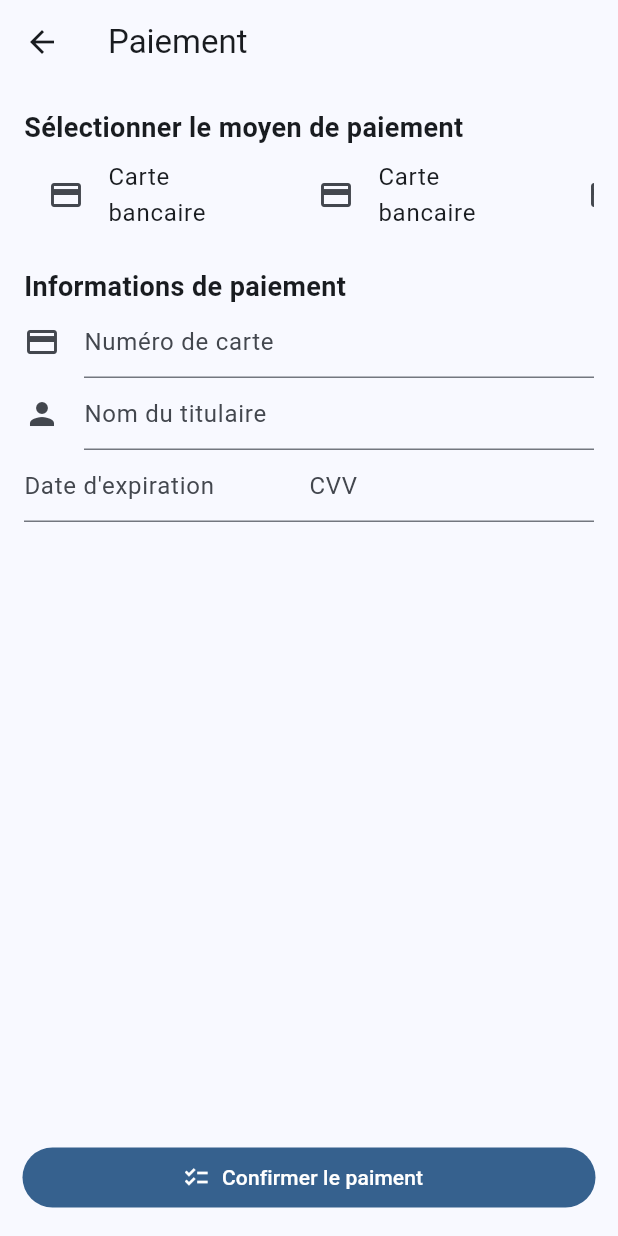
After one commit to ZotacD/vincify, a Flutter app: the PaymentPage screen opened by its route, on a phone screen of 412 x 824 dp. The commit adds this screen. Run offline on Flutter 3.47's test engine with Material 3 defaults, Android fonts, the phone set to English and light mode, and no system bars; our stand-ins replace flutter_riverpod, go_router, riverpod_annotation; generated files the repository leaves out were written again; network calls fail.

Commit message:
Add payment page

```diff
--- a/lib/app.dart
+++ b/lib/app.dart
@@ -2,6 +2,7 @@ import 'package:flutter/material.dart';
 import 'package:go_router/go_router.dart';
 import 'package:vincify/data/product_client.dart';
 import 'package:vincify/presentation/pages/cart_page.dart';
+import 'package:vincify/presentation/pages/payment_page.dart';
 import 'package:vincify/presentation/pages/product_details_page.dart';
 import 'package:vincify/presentation/pages/product_list_page.dart';
 
@@ -36,6 +37,7 @@ class Vincify extends StatelessWidget {
         ],
       ),
       GoRoute(path: "/cart", builder: (context, state) => CartPage()),
+      GoRoute(path: "/payment", builder: (context, state) => PaymentPage()),
     ],
   );
 
--- a/lib/models/cart.dart
+++ b/lib/models/cart.dart
@@ -15,7 +15,13 @@ class Cart extends _$Cart {
   }
 
   void remove(Product product) {
-    state = state.where((p) => p != product).toList();
+    final index = state.indexOf(product);
+
+    if (index != -1) {
+      final newState = [...state];
+      newState.removeAt(index);
+      state = newState;
+    }
   }
 
   String get priceInEuros =>
--- a/lib/presentation/pages/cart_page.dart
+++ b/lib/presentation/pages/cart_page.dart
@@ -68,7 +68,7 @@ class CartPage extends ConsumerWidget {
         width: MediaQuery.of(context).size.width,
         child: FilledButton.icon(
           onPressed: () => {
-
+            context.go("/payment")
           },
           label: Text("Commander"),
           icon: Icon(Icons.checklist),
--- /dev/null
+++ b/lib/presentation/pages/payment_page.dart
@@ -0,0 +1,126 @@
+import 'package:flutter/material.dart';
+import 'package:go_router/go_router.dart';
+
+class PaymentPage extends StatelessWidget {
+  const PaymentPage({super.key});
+
+  static const double PADDING = 15.0;
+
+  @override
+  Widget build(BuildContext context) {
+    return Scaffold(
+      appBar: AppBar(
+        title: const Text('Paiement'),
+        leading: IconButton(
+          onPressed: () => context.go("/cart"),
+          icon: const Icon(Icons.arrow_back),
+        ),
+      ),
+
+      body: Container(
+        padding: const EdgeInsets.all(16),
+        child: Column(
+          crossAxisAlignment: CrossAxisAlignment.start,
+          children: [
+            // Sélection du moyen de paiement
+            const Text(
+              "Sélectionner le moyen de paiement",
+              style: TextStyle(fontSize: 18, fontWeight: FontWeight.bold),
+            ),
+
+            SizedBox(
+              height: 80,
+              child: ListView(
+                scrollDirection: Axis.horizontal,
+                children: [
+                  SizedBox(
+                    width: 180,
+                    child: ListTile(
+                      leading: Icon(Icons.credit_card),
+                      title: Text("Carte bancaire"),
+                    ),
+                  ),
+                  SizedBox(
+                    width: 180,
+                    child: ListTile(
+                      leading: Icon(Icons.credit_card),
+                      title: Text("Carte bancaire"),
+                    ),
+                  ),
+                  SizedBox(
+                    width: 180,
+                    child: ListTile(
+                      leading: Icon(Icons.credit_card),
+                      title: Text("Carte bancaire"),
+                    ),
+                  ),
+                  SizedBox(
+                    width: 180,
+                    child: ListTile(
+                      leading: Icon(Icons.credit_card),
+                      title: Text("Carte bancaire"),
+                    ),
+                  ),
+                  SizedBox(
+                    width: 180,
+                    child: ListTile(
+                      leading: Icon(Icons.credit_card),
+                      title: Text("Carte bancaire"),
+                    ),
+                  ),
+                ],
+              ),
+            ),
+
+            const Text(
+              "Informations de paiement",
+              style: TextStyle(fontSize: 18, fontWeight: FontWeight.bold),
+            ),
+
+            const TextField(
+              keyboardType: TextInputType.number,
+              decoration: InputDecoration(
+                icon: Icon(Icons.credit_card),
+                hintText: "Numéro de carte",
+              ),
+            ),
+
+            const TextField(
+              decoration: InputDecoration(
+                icon: Icon(Icons.person),
+                hintText: "Nom du titulaire",
+              ),
+            ),
+
+            Row(
+              children: [
+                Expanded(
+                  child: TextField(
+                    decoration: InputDecoration(hintText: "Date d'expiration"),
+                  ),
+                ),
+
+                Expanded(
+                  child: TextField(
+                    keyboardType: TextInputType.number,
+                    obscureText: true,
+                    decoration: InputDecoration(hintText: "CVV"),
+                  ),
+                ),
+              ],
+            ),
+          ],
+        ),
+      ),
+      bottomNavigationBar: Container(
+        padding: EdgeInsets.all(PADDING),
+        width: MediaQuery.of(context).size.width,
+        child: FilledButton.icon(
+          onPressed: () => {context.go("/payment")},
+          label: Text("Confirmer le paiment"),
+          icon: Icon(Icons.checklist),
+        ),
+      ),
+    );
+  }
+}
```
Also changed, not shown: lib/models/cart.g.dart.
